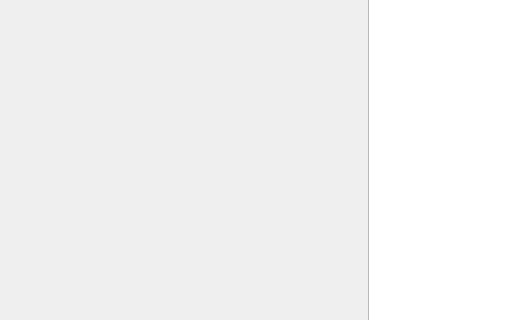
The window that src/uisrc/ui_main_interface.ui (WanglinLi595/OpenCV_Function_Demonstration_Old) describes before a commit, drawn with Qt 5; both pictures show x 0 to 513 and y 157 to 477 of the 824 by 600 pixel window.
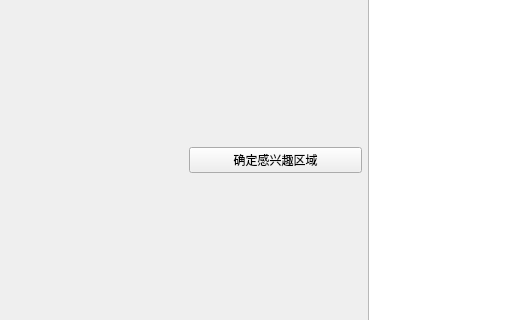
The same window after the commit. Icons and pictures are not drawn.

Patch:
```diff
--- a/src/uisrc/ui_main_interface.ui
+++ b/src/uisrc/ui_main_interface.ui
@@ -20,15 +20,26 @@
    <string>MainWindow</string>
   </property>
   <widget class="QWidget" name="centralwidget">
-   <layout class="QHBoxLayout" name="horizontalLayout" stretch="4,4,1">
+   <layout class="QHBoxLayout" name="horizontalLayout_2" stretch="4,4,1">
     <item>
-     <layout class="QVBoxLayout" name="verticalLayout">
+     <layout class="QVBoxLayout" name="vertical_layout">
+      <item>
+       <layout class="QHBoxLayout" name="horizontalLayout">
       <item>
        <widget class="QLabel" name="lb_image_info">
         <property name="text">
          <string/>
         </property>
        </widget>
+        </item>
+        <item>
+         <widget class="QPushButton" name="btn_roi_ok">
+          <property name="text">
+           <string>确定感兴趣区域</string>
+          </property>
+         </widget>
+        </item>
+       </layout>
       </item>
      </layout>
     </item>
```
Lines whose indentation alone changed are shown as unchanged.
